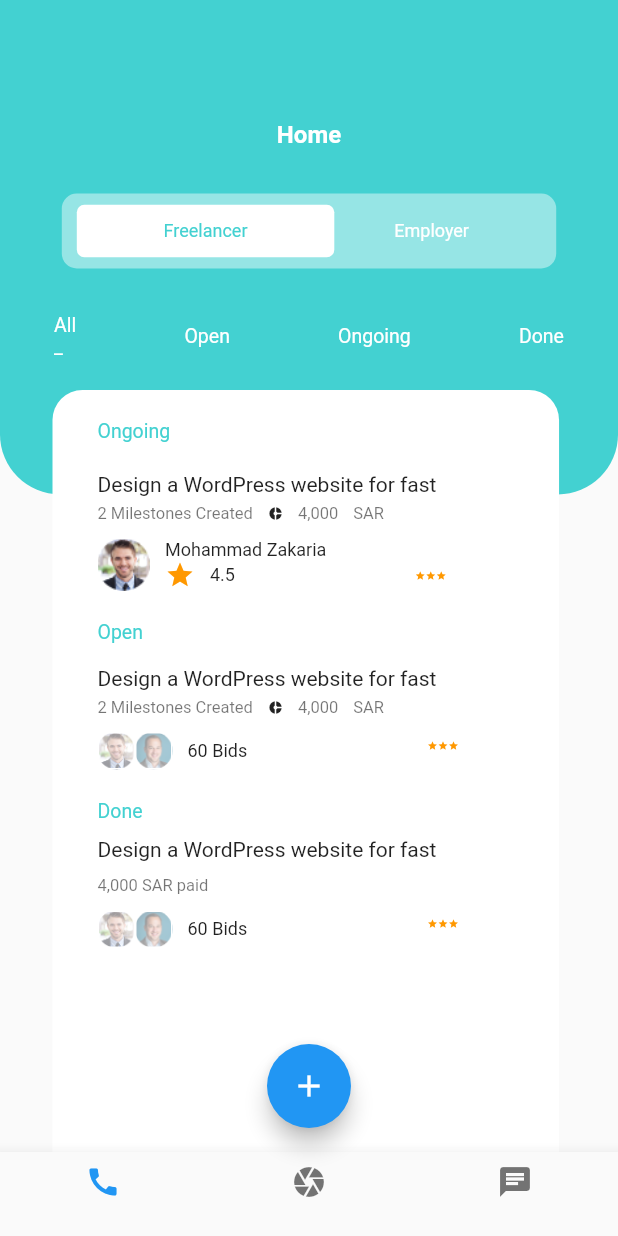
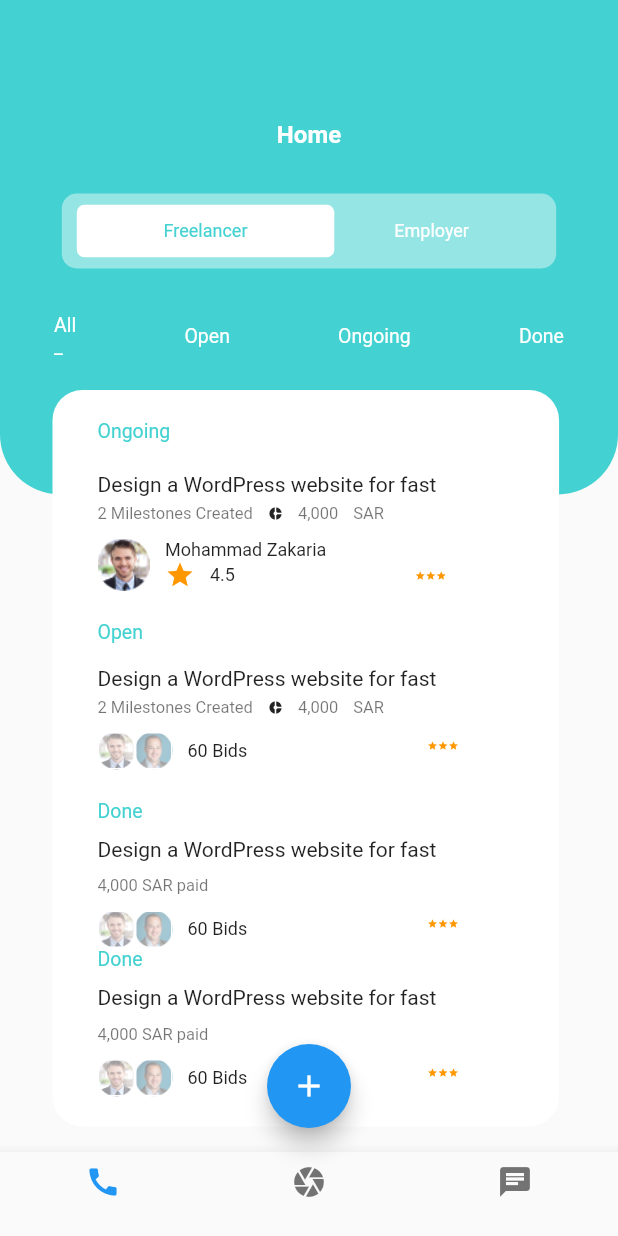
Before and after one commit to tusharhow/UI-Project-1-Ramjan, a Flutter app: the HomePageFirst screen opened directly, on a phone screen of 412 x 824 dp. Run offline on Flutter 3.47's test engine with Material 2 defaults, Android fonts, the phone set to English and light mode, and no system bars.

Commit message:
Initial Commit

```diff
--- a/lib/homepage_first.dart
+++ b/lib/homepage_first.dart
@@ -14,6 +14,9 @@ class HomePageFirst extends StatelessWidget {
           Stack(
             clipBehavior: Clip.none,
             children: [
+              Container(
+                height: _size.height,
+              ),
               Container(
                 height: _size.height / 2.5,
                 width: _size.width,
@@ -104,7 +107,6 @@ class HomePageFirst extends StatelessWidget {
                 top: 260,
                 left: 35,
                 child: Container(
-                  height: _size.height,
                   width: _size.width / 1.22,
                   decoration: BoxDecoration(
                     color: Colors.white,
@@ -354,10 +356,110 @@ class HomePageFirst extends StatelessWidget {
                           children: [
                             Row(
                               children: const [
-                                Text('Done',
-                                    style: TextStyle(
-                                        color: Color(0xff43D1D1),
-                                        fontSize: 13)),
+                                Text(
+                                  'Done',
+                                  style: TextStyle(
+                                      color: Color(0xff43D1D1), fontSize: 13),
+                                ),
+                              ],
+                            ),
+                            const SizedBox(
+                              height: 10,
+                            ),
+                            Row(
+                              mainAxisAlignment: MainAxisAlignment.start,
+                              children: const [
+                                Text(
+                                  'Design a WordPress website for fast',
+                                  style: TextStyle(
+                                    fontSize: 14,
+                                  ),
+                                ),
+                              ],
+                            ),
+                            const SizedBox(
+                              height: 10,
+                            ),
+                            Row(
+                              children: const [
+                                Text(
+                                  '4,000 SAR paid',
+                                  style: TextStyle(
+                                      fontSize: 11, color: Colors.black54),
+                                ),
+                              ],
+                            ),
+                            const SizedBox(
+                              height: 10,
+                            ),
+                            Row(
+                              children: [
+                                Container(
+                                  height: 25,
+                                  width: 25,
+                                  decoration: BoxDecoration(
+                                    border: Border.all(
+                                        color: Colors.white, width: 1),
+                                    image: DecorationImage(
+                                      colorFilter: ColorFilter.mode(
+                                          Colors.white54.withOpacity(0.44),
+                                          BlendMode.dstATop),
+                                      image: const AssetImage(
+                                          'images/person1.png'),
+                                    ),
+                                  ),
+                                ),
+                                Container(
+                                  height: 25,
+                                  width: 25,
+                                  decoration: BoxDecoration(
+                                    border: Border.all(
+                                        color: Colors.white, width: 1),
+                                    image: DecorationImage(
+                                      colorFilter: ColorFilter.mode(
+                                          Colors.white54.withOpacity(0.44),
+                                          BlendMode.dstATop),
+                                      image: const AssetImage(
+                                          'images/person2.png'),
+                                    ),
+                                  ),
+                                ),
+                                const SizedBox(
+                                  width: 10,
+                                ),
+                                Row(
+                                  crossAxisAlignment: CrossAxisAlignment.start,
+                                  children: const [
+                                    Text(
+                                      '60 Bids',
+                                      style: TextStyle(
+                                        fontSize: 12,
+                                      ),
+                                    ),
+                                    SizedBox(
+                                      width: 120,
+                                    ),
+                                    Icon(Icons.star,
+                                        size: 7, color: Colors.orange),
+                                    Icon(Icons.star,
+                                        size: 7, color: Colors.orange),
+                                    Icon(Icons.star,
+                                        size: 7, color: Colors.orange),
+                                  ],
+                                ),
+                              ],
+                            )
+                          ],
+                        ),
+                        Column(
+                          children: [
+                            Row(
+                              children: const [
+                                Text(
+                                  'Done',
+                                  style: TextStyle(
+                                      color: Color(0xff43D1D1), fontSize: 13),
+                                ),
                               ],
                             ),
                             const SizedBox(
--- a/lib/homepage_second.dart
+++ b/lib/homepage_second.dart
@@ -14,6 +14,9 @@ class HomePageSecond extends StatelessWidget {
           Stack(
             clipBehavior: Clip.none,
             children: [
+              Container(
+                height: _size.height,
+              ),
               Container(
                 height: _size.height / 2.5,
                 width: _size.width,
--- a/lib/main.dart
+++ b/lib/main.dart
@@ -16,12 +16,11 @@ class MyApp extends StatelessWidget {
   @override
   Widget build(BuildContext context) {
     return MaterialApp(
-      debugShowCheckedModeBanner: false,
-      title: 'UI Building',
-      theme: ThemeData(
-        primarySwatch: Colors.blue,
-      ),
-      home: EmployerProject(),
-    );
+        debugShowCheckedModeBanner: false,
+        title: 'UI Building',
+        theme: ThemeData(
+          primarySwatch: Colors.blue,
+        ),
+        home: const HomePageSecond());
   }
 }
```
